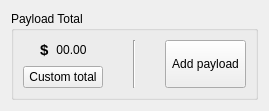
Qt form main_program/gui_interface_designs/payload_total_widget_design.ui (yimenhfeifei/josm-invoice) before a commit.
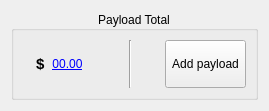
The same form after that commit.

```diff
--- a/main_program/gui_interface_designs/payload_total_widget_design.ui
+++ b/main_program/gui_interface_designs/payload_total_widget_design.ui
@@ -7,7 +7,7 @@
     <x>0</x>
     <y>0</y>
     <width>269</width>
-    <height>107</height>
+    <height>111</height>
    </rect>
   </property>
   <property name="windowTitle">
@@ -19,6 +19,9 @@
      <property name="title">
       <string>Payload Total</string>
      </property>
+     <property name="alignment">
+      <set>Qt::AlignCenter</set>
+     </property>
      <layout class="QHBoxLayout" name="horizontalLayout_2">
       <item>
        <layout class="QVBoxLayout" name="verticalLayout">
@@ -51,7 +54,11 @@
           <item>
            <widget class="QLabel" name="payloadTotalLabel">
             <property name="text">
-             <string>00.00</string>
+             <string>&lt;!DOCTYPE HTML PUBLIC &quot;-//W3C//DTD HTML 4.0//EN&quot; &quot;http://www.w3.org/TR/REC-html40/strict.dtd&quot;&gt;
+&lt;html&gt;&lt;head&gt;&lt;meta name=&quot;qrichtext&quot; content=&quot;1&quot; /&gt;&lt;style type=&quot;text/css&quot;&gt;
+p, li { white-space: pre-wrap; }
+&lt;/style&gt;&lt;/head&gt;&lt;body style=&quot; font-family:'Sans Serif'; font-size:9pt; font-weight:400; font-style:normal;&quot;&gt;
+&lt;p style=&quot; margin-top:0px; margin-bottom:0px; margin-left:0px; margin-right:0px; -qt-block-indent:0; text-indent:0px;&quot;&gt;&lt;a href=&quot;fake&quot;&gt;&lt;span style=&quot; text-decoration: underline; color:#0000ff;&quot;&gt;00.00&lt;/span&gt;&lt;/a&gt;&lt;/p&gt;&lt;/body&gt;&lt;/html&gt;</string>
             </property>
             <property name="alignment">
              <set>Qt::AlignCenter</set>
@@ -73,13 +80,6 @@
           </item>
          </layout>
         </item>
-        <item>
-         <widget class="QPushButton" name="customTotalButton">
-          <property name="text">
-           <string>Custom total</string>
-          </property>
-         </widget>
-        </item>
        </layout>
       </item>
       <item>
```
Left out of the diff: 2 changed lines with no effect on the pictures.
